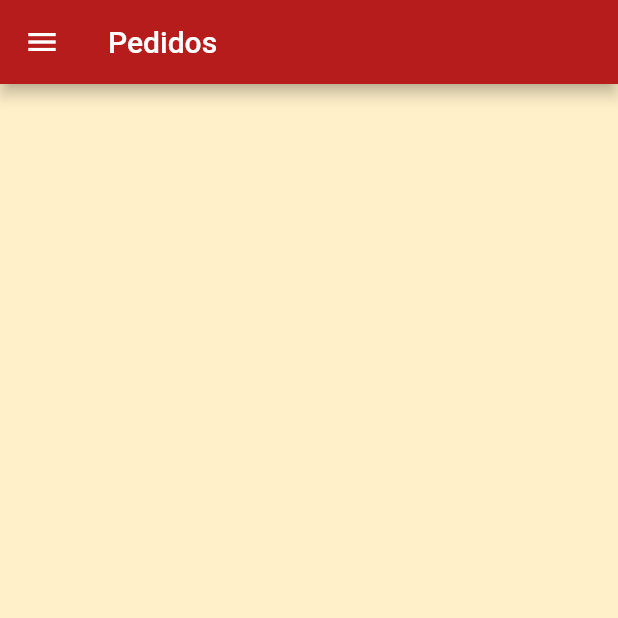
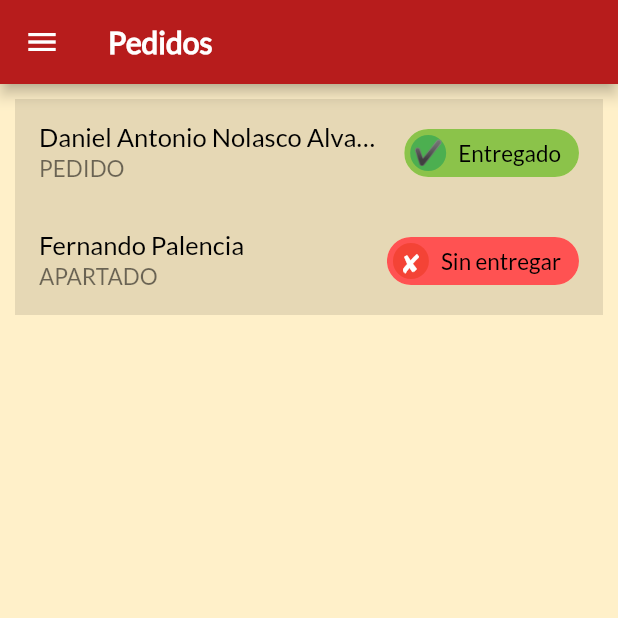
Before and after one commit to Empresaurios-MX/Saborissimo, a Flutter app: the Orders screen opened directly, on a phone screen of 412 x 824 dp, the top half of it. Run offline on Flutter 3.47's test engine with Material 2 defaults, Android fonts, the phone set to English and light mode, and no system bars; network calls fail.

Commit message:
added orders feature

```diff
--- a/lib/data/model/Address.dart
+++ b/lib/data/model/Address.dart
@@ -1,15 +1,16 @@
 class Address {
+  final int id;
   final String street1;
   final String street2;
   final String colony;
   final String postalCode;
   final String references;
 
-  Address(this.street1, this.street2, this.colony, this.postalCode,
+  Address(this.id, this.street1, this.street2, this.colony, this.postalCode,
       this.references);
 
   @override
   String toString() {
-    return 'Address{street1: $street1, street2: $street2, colony: $colony, postalCode: $postalCode, references: $references}';
+    return 'Address{id: $id, street1: $street1, street2: $street2, colony: $colony, postalCode: $postalCode, references: $references}';
   }
 }
--- a/lib/data/model/Order.dart
+++ b/lib/data/model/Order.dart
@@ -3,6 +3,9 @@ import 'package:saborissimo/data/model/Client.dart';
 import 'package:saborissimo/data/model/MenuOrder.dart';
 
 class Order {
+  static final String isOrder = 'PEDIDO';
+  static final String isReserved = 'APARTADO';
+
   final int id;
   final bool state;
   final MenuOrder order;
--- /dev/null
+++ b/lib/data/service/OrderDataService.dart
@@ -0,0 +1,50 @@
+import 'package:saborissimo/data/model/Address.dart';
+import 'package:saborissimo/data/model/Client.dart';
+import 'package:saborissimo/data/model/MenuOrder.dart';
+import 'package:saborissimo/data/model/Order.dart';
+import 'package:saborissimo/data/service/MenuDataService.dart';
+
+class OrderDataService {
+  static final List<MenuOrder> _menuOrders = [
+    MenuOrder(
+      1,
+      MenuDataService.menu.entrances[0],
+      MenuDataService.menu.middles[0],
+      MenuDataService.menu.stews[0],
+      MenuDataService.menu.desserts[0],
+      MenuDataService.menu.drinks[0],
+    ),
+    MenuOrder(
+      1,
+      MenuDataService.menu.entrances[1],
+      MenuDataService.menu.middles[1],
+      MenuDataService.menu.stews[1],
+      MenuDataService.menu.desserts[1],
+      MenuDataService.menu.drinks[0],
+    ),
+  ];
+
+  static final List<Order> orders = [
+    Order(
+      id: 0,
+      state: true,
+      order: _menuOrders[0],
+      extras: "",
+      comments: "",
+      orderType: Order.isOrder,
+      address: Address(0, 'Sur 1', 'Norte 12 y Este 10', 'Centro', '95600',
+          'Casa azul marino'),
+      client: Client(0, 'Daniel Antonio Nolasco Alvarado', '2711532828'),
+    ),
+    Order(
+      id: 0,
+      state: false,
+      order: _menuOrders[1],
+      extras: "",
+      comments: "",
+      orderType: Order.isReserved,
+      address: Address(0, '', '', '', '', ''),
+      client: Client(0, 'Fernando Palencia', '2714589896'),
+    ),
+  ];
+}
--- a/lib/res/palette.dart
+++ b/lib/res/palette.dart
@@ -4,6 +4,10 @@ class Palette {
   static final Color primary = Colors.red.shade900;
   static final Color primaryLight = Colors.red.shade600;
   static final Color accent = Colors.deepOrangeAccent;
+  static final Color done = Colors.green;
+  static final Color doneLight = Colors.lightGreen;
+  static final Color todo = Colors.red;
+  static final Color todoLight = Colors.redAccent;
   static final Color background = Color.fromRGBO(255, 240, 201, 1.0);
   static final Color backgroundElevated = Color.fromRGBO(230, 216, 181, 1.0);
 }
--- a/lib/res/styles.dart
+++ b/lib/res/styles.dart
@@ -37,6 +37,14 @@ class Styles {
     );
   }
 
+  static TextStyle bodyWithoutColor() {
+    return TextStyle(
+      fontWeight: FontWeight.normal,
+      fontFamily: 'Lato-Regular',
+      fontSize: 15,
+    );
+  }
+
   static TextStyle legend(double fontSize) {
     return TextStyle(
       color: Colors.white,
--- a/lib/ui/order/orders.dart
+++ b/lib/ui/order/orders.dart
@@ -1,17 +1,90 @@
 import 'package:flutter/material.dart';
+import 'package:saborissimo/data/model/Order.dart';
+import 'package:saborissimo/data/service/OrderDataService.dart';
 import 'package:saborissimo/res/names.dart';
 import 'package:saborissimo/res/palette.dart';
+import 'package:saborissimo/res/styles.dart';
 import 'package:saborissimo/ui/drawer/drawer_app.dart';
+import 'package:saborissimo/ui/order/order_detail.dart';
+import 'package:saborissimo/utils/utils.dart';
 
 class Orders extends StatelessWidget {
   @override
   Widget build(BuildContext context) {
     return Scaffold(
-        appBar: AppBar(
-          title: Text(Names.ordersAppBar),
-          backgroundColor: Palette.primary,
-        ),
-        drawer: DrawerApp(true),
-        body: Center());
+      appBar: AppBar(
+        title: Text(Names.ordersAppBar, style: Styles.title(Colors.white)),
+        backgroundColor: Palette.primary,
+      ),
+      drawer: DrawerApp(true),
+      body: ListView.builder(
+        padding: EdgeInsets.only(top: 10, left: 10, right: 10),
+        itemCount: OrderDataService.orders.length,
+        itemBuilder: (ctx, index) =>
+            createListTile(ctx, OrderDataService.orders[index]),
+/*        separatorBuilder: (context, index) => Divider(
+          thickness: 2,
+        ),*/
+      ),
+    );
+  }
+
+  Widget createListTile(BuildContext context, Order order) {
+    Widget chip = createCrossChip();
+
+    if (order.state) {
+      chip = createCheckChip();
+    }
+
+    return ListTile(
+/*      leading: Icon(
+        Icons.shopping_bag_outlined,
+        color: Palette.primary,
+        size: 35,
+      ),*/
+      tileColor: Palette.backgroundElevated,
+      title: Text(
+        order.client.name,
+        style: Styles.subTitle(Colors.black),
+        softWrap: false,
+        overflow: TextOverflow.ellipsis,
+      ),
+      subtitle: Text(
+        order.orderType,
+        style: Styles.bodyWithoutColor(),
+      ),
+      trailing: chip,
+      onTap: () => Utils.pushRoute(context, OrderDetail(order)),
+    );
+  }
+
+  Widget createCheckChip() {
+    return Chip(
+      backgroundColor: Palette.doneLight,
+      avatar: CircleAvatar(
+        backgroundColor: Palette.done,
+        foregroundColor: Colors.white,
+        child: Text('✔'),
+      ),
+      label: Text(
+        'Entregado',
+        style: Styles.body(Colors.black),
+      ),
+    );
+  }
+
+  Widget createCrossChip() {
+    return Chip(
+      backgroundColor: Palette.todoLight,
+      avatar: CircleAvatar(
+        backgroundColor: Palette.todo,
+        foregroundColor: Colors.white,
+        child: Text('✘'),
+      ),
+      label: Text(
+        'Sin entregar',
+        style: Styles.body(Colors.black),
+      ),
+    );
   }
 }
```
Also changed, not shown: lib/data/service/MenuDataService.dart (renamed from lib/data/service/MealDataService.dart, +8 -34 lines), lib/ui/cart/confirm_order.dart (+10 -10 lines), lib/ui/menu/daily_menu.dart (+6 -6 lines), lib/ui/order/order_detail.dart (added, +126 -0 lines).
